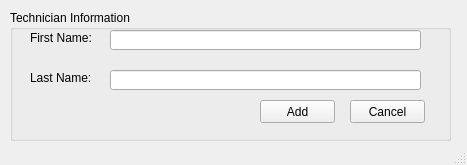
Above: Screens/Admin AddTechnician.ui from RaahimHash/DBMS-Project-UHU-Clinic before the change. Below: the same form after it.
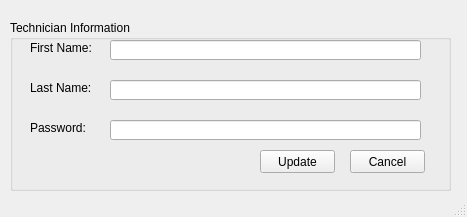
That is the form after the change.

```diff
--- a/Screens/Admin AddTechnician.ui
+++ b/Screens/Admin AddTechnician.ui
@@ -10,7 +10,7 @@
     <x>0</x>
     <y>0</y>
     <width>467</width>
-    <height>165</height>
+    <height>217</height>
    </rect>
   </property>
   <property name="windowTitle">
@@ -21,23 +21,11 @@
     <property name="geometry">
      <rect>
       <x>10</x>
-      <y>10</y>
+      <y>20</y>
       <width>441</width>
-      <height>131</height>
+      <height>171</height>
      </rect>
     </property>
-    <property name="minimumSize">
-     <size>
-      <width>441</width>
-      <height>131</height>
-     </size>
-    </property>
-    <property name="maximumSize">
-     <size>
-      <width>441</width>
-      <height>131</height>
-     </size>
-    </property>
     <property name="title">
      <string>Technician Information</string>
     </property>
@@ -84,20 +72,20 @@
      <property name="geometry">
       <rect>
        <x>250</x>
-       <y>90</y>
+       <y>130</y>
        <width>75</width>
        <height>23</height>
       </rect>
      </property>
      <property name="text">
-      <string>Add</string>
+      <string>Update</string>
      </property>
     </widget>
     <widget class="QPushButton" name="pushCancel">
      <property name="geometry">
       <rect>
        <x>340</x>
-       <y>90</y>
+       <y>130</y>
        <width>75</width>
        <height>23</height>
       </rect>
@@ -119,6 +107,32 @@
       <bool>false</bool>
      </property>
     </widget>
+    <widget class="QLabel" name="label_3">
+     <property name="geometry">
+      <rect>
+       <x>20</x>
+       <y>100</y>
+       <width>81</width>
+       <height>16</height>
+      </rect>
+     </property>
+     <property name="text">
+      <string>Password:</string>
+     </property>
+    </widget>
+    <widget class="QLineEdit" name="linePassword">
+     <property name="geometry">
+      <rect>
+       <x>100</x>
+       <y>100</y>
+       <width>311</width>
+       <height>20</height>
+      </rect>
+     </property>
+     <property name="readOnly">
+      <bool>false</bool>
+     </property>
+    </widget>
    </widget>
   </widget>
   <widget class="QStatusBar" name="statusbar"/>
```
Left out of the diff: 2 changed lines with no effect on the pictures.
